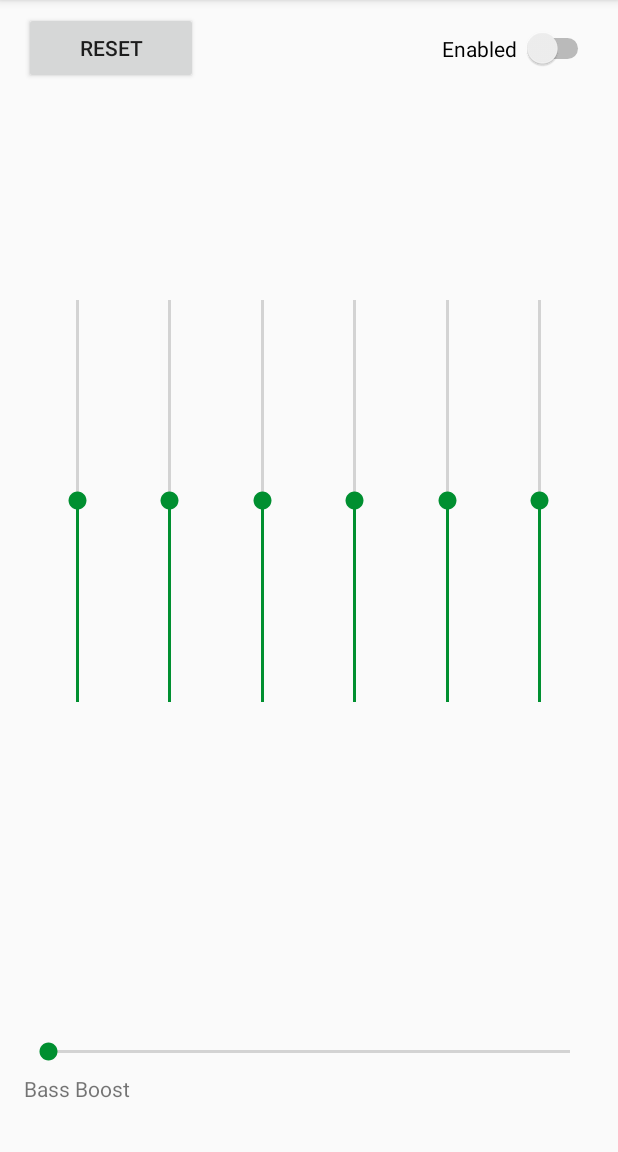
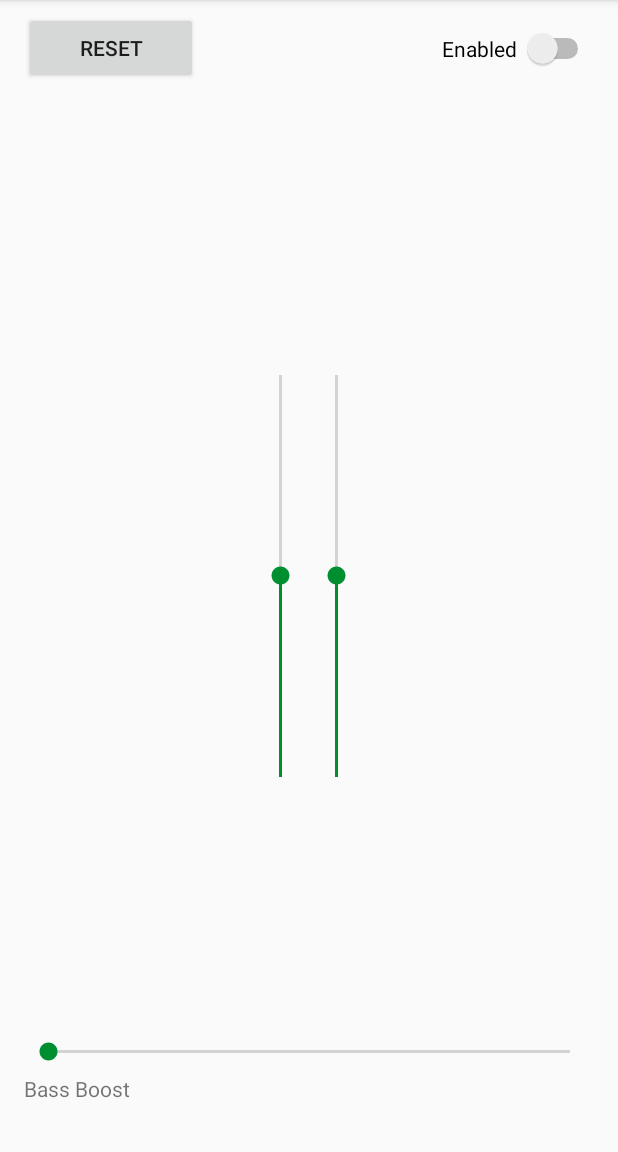
Before and after one commit to McGlothlin/Android-Equalizer, an Android app: the screen it shows after launch (MainActivity), on a phone screen of 412 x 824 dp, the part 84-1236 px from its top. Run offline under Robolectric (Android 15) with nearby library versions, the phone set to English and light mode, and no system bars.

Commit message:
finally figured out the verticalSeekBar animation issue, removed extended class

```diff
--- a/app/src/main/java/com/seanmcglothlin/equalizer/MainActivity.kt
+++ b/app/src/main/java/com/seanmcglothlin/equalizer/MainActivity.kt
@@ -12,6 +12,18 @@ import android.media.audiofx.*
 import android.support.v7.app.AppCompatActivity
 import android.widget.Toast
 import android.widget.SeekBar
+import android.graphics.drawable.BitmapDrawable
+import android.graphics.drawable.Drawable
+import android.graphics.Bitmap
+import android.animation.ObjectAnimator
+import android.view.animation.DecelerateInterpolator
+import android.R.attr.animation
+
+
+
+
+
+
 
 
 
@@ -27,154 +39,172 @@ class MainActivity : AppCompatActivity() {
         initSeekBars()
     }
 
+    override fun onPause() {
+        super.onPause()
+    }
+
     fun initSeekBars() {
 
-        var band1: VerticalSeekBar? = findViewById(R.id.verticalSeekBar1) as VerticalSeekBar
-        var band2: VerticalSeekBar? = findViewById(R.id.verticalSeekBar2) as VerticalSeekBar
-        var band3: VerticalSeekBar? = findViewById(R.id.verticalSeekBar3) as VerticalSeekBar
-        var band4: VerticalSeekBar? = findViewById(R.id.verticalSeekBar4) as VerticalSeekBar
-        var band5: VerticalSeekBar? = findViewById(R.id.verticalSeekBar5) as VerticalSeekBar
-        var band6: VerticalSeekBar? = findViewById(R.id.verticalSeekBar6) as VerticalSeekBar
+//        var band1: SeekBar? = findViewById(R.id.verticalSeekBar1) as SeekBar
+//        var band2: SeekBar? = findViewById(R.id.verticalSeekBar2) as SeekBar
+//        var band3: SeekBar? = findViewById(R.id.verticalSeekBar3) as SeekBar
+//        var band4: SeekBar? = findViewById(R.id.verticalSeekBar4) as SeekBar
+//        var band5: SeekBar? = findViewById(R.id.verticalSeekBar5) as SeekBar
+//        var band6: SeekBar? = findViewById(R.id.verticalSeekBar6) as SeekBar
 
         var bassBoost: SeekBar = findViewById(R.id.bassBoostSeekBar) as SeekBar
 
-        band1!!.setOnSeekBarChangeListener(
-                object : SeekBar.OnSeekBarChangeListener {
+//        band1!!.setOnSeekBarChangeListener(
+//
+//                object : SeekBar.OnSeekBarChangeListener {
+//
+//                    internal var progress_value: Int = 0
+//                    internal val originalWidth: Int =  band1.thumb.intrinsicWidth
+//                    internal val originalHeight: Int =  band1.thumb.intrinsicHeight
+//
+//                    override fun onProgressChanged(seekBar: SeekBar, progress: Int, fromUser: Boolean) {
+//                        progress_value = progress
+////                        not yet implemented
+//
+//
+////                        Toast.makeText(this@MainActivity, "width: " + h, Toast.LENGTH_LONG).show()
+////                        val bmpOrg = (thumb as BitmapDrawable).bitmap
+////                        val bmpScaled = Bitmap.createScaledBitmap(bmpOrg, w, h, true)
+////                        val newThumb = BitmapDrawable(res, bmpScaled)
+////                        seekBar.thumb.setBounds(h, h, h, h)
+////                        seekBar.setBounds(0, 0, w, h)
+////                        seekBar.thumb = newThumb
+//
+//                    }
+//
+//                    override fun onStartTrackingTouch(seekBar: SeekBar) {
+////                        not yet implemented
+//                    }
+//
+//                    override fun onStopTrackingTouch(seekBar: SeekBar) {
+////                        not yet implemented
+//                    }
+//                }
+//        )
+//
+//        band2!!.setOnSeekBarChangeListener(
+//                object : SeekBar.OnSeekBarChangeListener {
+//
+//                    internal var progress_value: Int = 0
+//                    override fun onProgressChanged(seekBar: SeekBar, progress: Int, fromUser: Boolean) {
+//                        progress_value = progress
+////                        not yet implemented
+//                    }
+//
+//                    override fun onStartTrackingTouch(seekBar: SeekBar) {
+////                        not yet implemented
+//                    }
+//
+//                    override fun onStopTrackingTouch(seekBar: SeekBar) {
+////                        not yet implemented
+//                    }
+//                }
+//        )
+//
+//        band3!!.setOnSeekBarChangeListener(
+//                object : SeekBar.OnSeekBarChangeListener {
+//
+//                    internal var progress_value: Int = 0
+//                    override fun onProgressChanged(seekBar: SeekBar, progress: Int, fromUser: Boolean) {
+//                        progress_value = progress
+////                        not yet implemented
+//                    }
+//
+//                    override fun onStartTrackingTouch(seekBar: SeekBar) {
+////                        not yet implemented
+//                    }
+//
+//                    override fun onStopTrackingTouch(seekBar: SeekBar) {
+////                        not yet implemented
+//                    }
+//                }
+//        )
+//
+//        band4!!.setOnSeekBarChangeListener(
+//                object : SeekBar.OnSeekBarChangeListener {
+//
+//                    internal var progress_value: Int = 0
+//                    override fun onProgressChanged(seekBar: SeekBar, progress: Int, fromUser: Boolean) {
+//                        progress_value = progress
+////                        not yet implemented
+//                    }
+//
+//                    override fun onStartTrackingTouch(seekBar: SeekBar) {
+////                        not yet implemented
+//                    }
+//
+//                    override fun onStopTrackingTouch(seekBar: SeekBar) {
+////                        not yet implemented
+//                    }
+//                }
+//        )
+//
+//        band5!!.setOnSeekBarChangeListener(
+//                object : SeekBar.OnSeekBarChangeListener {
+//
+//                    internal var progress_value: Int = 0
+//                    override fun onProgressChanged(seekBar: SeekBar, progress: Int, fromUser: Boolean) {
+//                        progress_value = progress
+////                        not yet implemented
+//                    }
+//
+//                    override fun onStartTrackingTouch(seekBar: SeekBar) {
+////                        not yet implemented
+//                    }
+//
+//                    override fun onStopTrackingTouch(seekBar: SeekBar) {
+////                        not yet implemented
+//                    }
+//                }
+//        )
+//
+//        band6!!.setOnSeekBarChangeListener(
+//                object : SeekBar.OnSeekBarChangeListener {
+//
+//                    internal var progress_value: Int = 0
+//                    override fun onProgressChanged(seekBar: SeekBar, progress: Int, fromUser: Boolean) {
+//                        progress_value = progress
+////                        not yet implemented
+//                    }
+//
+//                    override fun onStartTrackingTouch(seekBar: SeekBar) {
+////                        not yet implemented
+//                    }
+//
+//                    override fun onStopTrackingTouch(seekBar: SeekBar) {
+////                        not yet implemented
+//                    }
+//                }
+//        )
+//
+//        bassBoost!!.setOnSeekBarChangeListener(
+//                object: SeekBar.OnSeekBarChangeListener {
+//
+//                        internal var progress_value: Int = 0
+//                        override fun onProgressChanged(seekBar: SeekBar, progress: Int, fromUser: Boolean) {
+//                            progress_value = progress
+////                        Toast.makeText(this@MainActivity, "SeekBar in progress", Toast.LENGTH_LONG).show()
+//                        }
+//
+//                        override fun onStartTrackingTouch(seekBar: SeekBar) {
+////                        Toast.makeText(this@MainActivity, "SeekBar in StartTracking", Toast.LENGTH_LONG).show()
+//                        }
+//
+//                        override fun onStopTrackingTouch(seekBar: SeekBar) {
+////                        Toast.makeText(this@MainActivity, "SeekBar in StopTracking", Toast.LENGTH_LONG).show()
+//                        }
+//                }
+//        )
+//
+//
+//    }
 
-                    internal var progress_value: Int = 0
-                    override fun onProgressChanged(seekBar: SeekBar, progress: Int, fromUser: Boolean) {
-                        progress_value = progress
-//                        not yet implemented
-                    }
-
-                    override fun onStartTrackingTouch(seekBar: SeekBar) {
-//                        not yet implemented
-                    }
-
-                    override fun onStopTrackingTouch(seekBar: SeekBar) {
-//                        not yet implemented
-                    }
-                }
-        )
-
-        band2!!.setOnSeekBarChangeListener(
-                object : SeekBar.OnSeekBarChangeListener {
-
-                    internal var progress_value: Int = 0
-                    override fun onProgressChanged(seekBar: SeekBar, progress: Int, fromUser: Boolean) {
-                        progress_value = progress
-//                        not yet implemented
-                    }
-
-                    override fun onStartTrackingTouch(seekBar: SeekBar) {
-//                        not yet implemented
-                    }
-
-                    override fun onStopTrackingTouch(seekBar: SeekBar) {
-//                        not yet implemented
-                    }
-                }
-        )
-
-        band3!!.setOnSeekBarChangeListener(
-                object : SeekBar.OnSeekBarChangeListener {
-
-                    internal var progress_value: Int = 0
-                    override fun onProgressChanged(seekBar: SeekBar, progress: Int, fromUser: Boolean) {
-                        progress_value = progress
-//                        not yet implemented
-                    }
-
-                    override fun onStartTrackingTouch(seekBar: SeekBar) {
-//                        not yet implemented
-                    }
-
-                    override fun onStopTrackingTouch(seekBar: SeekBar) {
-//                        not yet implemented
-                    }
-                }
-        )
-
-        band4!!.setOnSeekBarChangeListener(
-                object : SeekBar.OnSeekBarChangeListener {
-
-                    internal var progress_value: Int = 0
-                    override fun onProgressChanged(seekBar: SeekBar, progress: Int, fromUser: Boolean) {
-                        progress_value = progress
-//                        not yet implemented
-                    }
-
-                    override fun onStartTrackingTouch(seekBar: SeekBar) {
-//                        not yet implemented
-                    }
-
-                    override fun onStopTrackingTouch(seekBar: SeekBar) {
-//                        not yet implemented
-                    }
-                }
-        )
-
-        band5!!.setOnSeekBarChangeListener(
-                object : SeekBar.OnSeekBarChangeListener {
-
-                    internal var progress_value: Int = 0
-                    override fun onProgressChanged(seekBar: SeekBar, progress: Int, fromUser: Boolean) {
-                        progress_value = progress
-//                        not yet implemented
-                    }
-
-                    override fun onStartTrackingTouch(seekBar: SeekBar) {
-//                        not yet implemented
-                    }
-
-                    override fun onStopTrackingTouch(seekBar: SeekBar) {
-//                        not yet implemented
-                    }
-                }
-        )
-
-        band6!!.setOnSeekBarChangeListener(
-                object : SeekBar.OnSeekBarChangeListener {
-
-                    internal var progress_value: Int = 0
-                    override fun onProgressChanged(seekBar: SeekBar, progress: Int, fromUser: Boolean) {
-                        progress_value = progress
-//                        not yet implemented
-                    }
-
-                    override fun onStartTrackingTouch(seekBar: SeekBar) {
-//                        not yet implemented
-                    }
-
-                    override fun onStopTrackingTouch(seekBar: SeekBar) {
-//                        not yet implemented
-                    }
-                }
-        )
-
-        bassBoost!!.setOnSeekBarChangeListener(
-                object: SeekBar.OnSeekBarChangeListener {
-
-                        internal var progress_value: Int = 0
-                        override fun onProgressChanged(seekBar: SeekBar, progress: Int, fromUser: Boolean) {
-                            progress_value = progress
-//                        Toast.makeText(this@MainActivity, "SeekBar in progress", Toast.LENGTH_LONG).show()
-                        }
-
-                        override fun onStartTrackingTouch(seekBar: SeekBar) {
-//                        Toast.makeText(this@MainActivity, "SeekBar in StartTracking", Toast.LENGTH_LONG).show()
-                        }
-
-                        override fun onStopTrackingTouch(seekBar: SeekBar) {
-//                        Toast.makeText(this@MainActivity, "SeekBar in StopTracking", Toast.LENGTH_LONG).show()
-                        }
-                }
-        )
-
-
-    }
-
-}
+}}
 
 
 
@@ -222,17 +252,17 @@ class MainActivity : AppCompatActivity() {
 //        bass_boost!!.setOnSeekBarChangeListener(this)
 //        bass_boost_label = findViewById(R.id.bassBoostLabel) as TextView
 //
-//        sliders[0] = findViewById(R.id.verticalSeekBar1) as VerticalSeekBar
+//        sliders[0] = findViewById(R.id.verticalSeekBar1) as SeekBar
 ////        slider_labels[0] = findViewById(R.id.slider_label_1) as TextView
-//        sliders[1] = findViewById(R.id.verticalSeekBar2) as VerticalSeekBar
+//        sliders[1] = findViewById(R.id.verticalSeekBar2) as SeekBar
 ////        slider_labels[1] = findViewById(R.id.slider_label_2) as TextView
-//        sliders[2] = findViewById(R.id.verticalSeekBar3) as VerticalSeekBar
+//        sliders[2] = findViewById(R.id.verticalSeekBar3) as SeekBar
 ////        slider_labels[2] = findViewById(R.id.slider_label_3) as TextView
-//        sliders[3] = findViewById(R.id.verticalSeekBar4) as VerticalSeekBar
+//        sliders[3] = findViewById(R.id.verticalSeekBar4) as SeekBar
 ////        slider_labels[3] = findViewById(R.id.slider_label_4) as TextView
-//        sliders[4] = findViewById(R.id.verticalSeekBar5) as VerticalSeekBar
+//        sliders[4] = findViewById(R.id.verticalSeekBar5) as SeekBar
 ////        slider_labels[4] = findViewById(R.id.slider_label_5) as TextView
-//        sliders[5] = findViewById(R.id.verticalSeekBar6) as VerticalSeekBar
+//        sliders[5] = findViewById(R.id.verticalSeekBar6) as SeekBar
 ////        slider_labels[5] = findViewById(R.id.slider_label_6) as TextView
 ////        sliders[6] = findViewById(R.id.slider_7) as SeekBar
 ////        slider_labels[6] = findViewById(R.id.slider_label_7) as TextView
--- a/app/src/main/java/com/seanmcglothlin/equalizer/verticalSeekBar.kt
+++ /dev/null
@@ -1,48 +0,0 @@
-package android.widget
-
-import android.content.Context
-import android.graphics.Canvas
-import android.util.AttributeSet
-import android.view.MotionEvent
-
-class VerticalSeekBar : SeekBar {
-    constructor(context: Context) : super(context) {}
-    constructor(context: Context, attrs: AttributeSet, defStyle: Int) : super(context, attrs, defStyle) {}
-    constructor(context: Context, attrs: AttributeSet) : super(context, attrs) {}
-
-
-    override fun onSizeChanged(w: Int, h: Int, oldw: Int, oldh: Int) {
-        super.onSizeChanged(h, w, oldh, oldw)
-    }
-
-    @Synchronized
-    override fun onMeasure(widthMeasureSpec: Int, heightMeasureSpec: Int) {
-        super.onMeasure(heightMeasureSpec, widthMeasureSpec)
-        setMeasuredDimension(measuredHeight, measuredWidth)
-    }
-
-    override fun onDraw(c: Canvas) {
-        c.rotate(-90f)
-        c.translate((-height).toFloat(), 0f)
-
-        super.onDraw(c)
-    }
-
-    override fun onTouchEvent(event: MotionEvent): Boolean {
-        if (!isEnabled) {
-            return false
-        }
-
-        when (event.action) {
-
-            MotionEvent.ACTION_DOWN, MotionEvent.ACTION_MOVE, MotionEvent.ACTION_UP -> {
-                progress = max - (max * event.y / height).toInt()
-                onSizeChanged(width, height, 0, 0)
-            }
-
-            MotionEvent.ACTION_CANCEL -> {
-            }
-        }
-        return true
-    }
-}
--- a/app/src/main/res/layout/activity_main.xml
+++ b/app/src/main/res/layout/activity_main.xml
@@ -53,81 +53,34 @@
         app:layout_constraintHorizontal_bias="0.0"
         app:layout_constraintStart_toStartOf="@+id/bassBoostSeekBar" />
 
-    <android.widget.VerticalSeekBar
+    <SeekBar
         android:id="@+id/verticalSeekBar1"
-        style="@android:style/Widget.DeviceDefault.SeekBar"
-        android:layout_width="20dp"
+        android:layout_width="300dp"
         android:layout_height="300dp"
-        android:max="100"
+        android:layout_marginBottom="8dp"
+        android:layout_marginEnd="8dp"
+        android:layout_marginStart="8dp"
+        android:layout_marginTop="8dp"
         android:progress="50"
+        android:rotation="270"
         app:layout_constraintBottom_toBottomOf="parent"
-        app:layout_constraintEnd_toStartOf="@+id/verticalSeekBar2"
+        app:layout_constraintEnd_toEndOf="@+id/verticalSeekBar2"
         app:layout_constraintStart_toStartOf="parent"
-        app:layout_constraintTop_toTopOf="parent"
-        app:layout_constraintVertical_bias="0.393" />
+        app:layout_constraintTop_toTopOf="parent" />
 
-    <android.widget.VerticalSeekBar
+    <SeekBar
         android:id="@+id/verticalSeekBar2"
-        style="@android:style/Widget.DeviceDefault.SeekBar"
-        android:layout_width="20dp"
+        android:layout_width="300dp"
         android:layout_height="300dp"
-        android:max="100"
+        android:layout_marginBottom="8dp"
+        android:layout_marginEnd="8dp"
+        android:layout_marginStart="8dp"
+        android:layout_marginTop="8dp"
         android:progress="50"
-        app:layout_constraintBottom_toBottomOf="parent"
-        app:layout_constraintEnd_toStartOf="@+id/verticalSeekBar3"
-        app:layout_constraintStart_toEndOf="@+id/verticalSeekBar1"
-        app:layout_constraintTop_toTopOf="parent"
-        app:layout_constraintVertical_bias="0.393" />
-
-    <android.widget.VerticalSeekBar
-        android:id="@+id/verticalSeekBar3"
-        style="@android:style/Widget.DeviceDefault.SeekBar"
-        android:layout_width="20dp"
-        android:layout_height="300dp"
-        android:max="100"
-        android:progress="50"
-        app:layout_constraintBottom_toBottomOf="parent"
-        app:layout_constraintEnd_toStartOf="@+id/verticalSeekBar4"
-        app:layout_constraintStart_toEndOf="@+id/verticalSeekBar2"
-        app:layout_constraintTop_toTopOf="parent"
-        app:layout_constraintVertical_bias="0.393" />
-
-    <android.widget.VerticalSeekBar
-        android:id="@+id/verticalSeekBar4"
-        style="@android:style/Widget.DeviceDefault.SeekBar"
-        android:layout_width="20dp"
-        android:layout_height="300dp"
-        android:max="100"
-        android:progress="50"
-        app:layout_constraintBottom_toBottomOf="parent"
-        app:layout_constraintEnd_toStartOf="@+id/verticalSeekBar5"
-        app:layout_constraintStart_toEndOf="@+id/verticalSeekBar3"
-        app:layout_constraintTop_toTopOf="parent"
-        app:layout_constraintVertical_bias="0.393" />
-
-    <android.widget.VerticalSeekBar
-        android:id="@+id/verticalSeekBar5"
-        style="@android:style/Widget.DeviceDefault.SeekBar"
-        android:layout_width="20dp"
-        android:layout_height="300dp"
-        android:max="100"
-        android:progress="50"
-        app:layout_constraintBottom_toBottomOf="parent"
-        app:layout_constraintEnd_toStartOf="@+id/verticalSeekBar6"
-        app:layout_constraintStart_toEndOf="@+id/verticalSeekBar4"
-        app:layout_constraintTop_toTopOf="parent"
-        app:layout_constraintVertical_bias="0.393" />
-
-    <android.widget.VerticalSeekBar
-        android:id="@+id/verticalSeekBar6"
-        style="@android:style/Widget.DeviceDefault.SeekBar"
-        android:layout_width="20dp"
-        android:layout_height="300dp"
-        android:max="100"
-        android:progress="50"
+        android:rotation="270"
         app:layout_constraintBottom_toBottomOf="parent"
         app:layout_constraintEnd_toEndOf="parent"
-        app:layout_constraintStart_toEndOf="@+id/verticalSeekBar5"
-        app:layout_constraintTop_toTopOf="parent"
-        app:layout_constraintVertical_bias="0.393" />
+        app:layout_constraintStart_toStartOf="@+id/verticalSeekBar1"
+        app:layout_constraintTop_toTopOf="parent" />
+
 </android.support.constraint.ConstraintLayout>
--- a/build.gradle
+++ b/build.gradle
@@ -9,6 +9,7 @@ buildscript {
     dependencies {
         classpath 'com.android.tools.build:gradle:3.1.2'
         classpath "org.jetbrains.kotlin:kotlin-gradle-plugin:$kotlin_version"
+        classpath "org.jetbrains.kotlin:kotlin-android-extensions:$kotlin_version"
 
         // NOTE: Do not place your application dependencies here; they belong
         // in the individual module build.gradle files
```
Also changed, not shown: app/src/main/res/values/attrs_vertical_seek_bar.xml (deleted, +0 -8 lines), app/src/main/res/values/styles.xml (+10 -9 lines), 1 other file.
